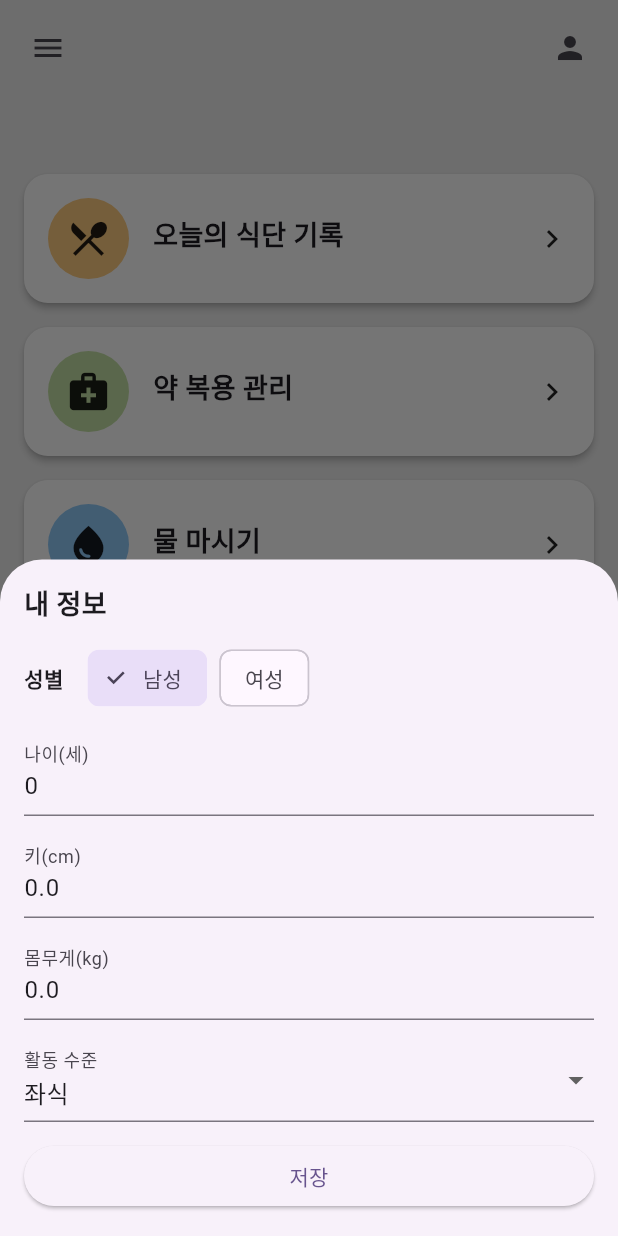
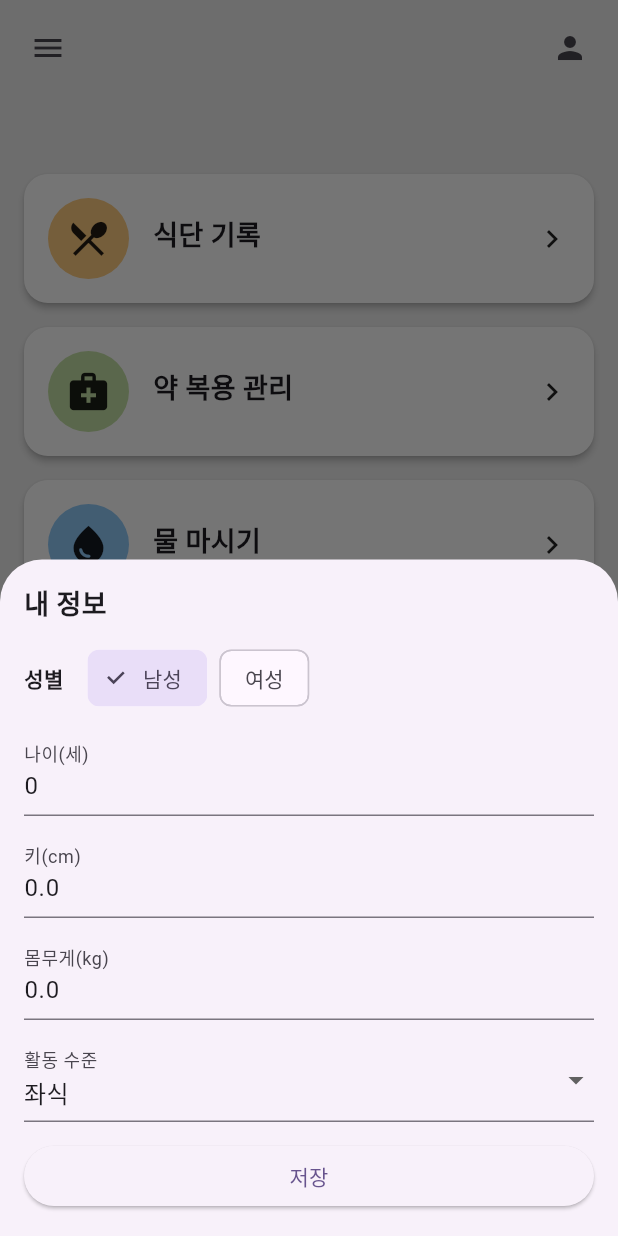
Before and after one commit to yjpark-cse/reminder_app, a Flutter app: the MainHomeScreen screen opened directly with empty values, on a phone screen of 412 x 824 dp. Run offline on Flutter 3.47's test engine with Material 3 defaults, Android fonts, the light colour scheme and no system bars; our stand-ins replace cloud_firestore, firebase_auth, firebase_core, flutter_local_notifications, fluttertoast, permission_handler and 3 more; missing offline and left inert: home_widget; accounts and stored records are empty.

Commit message:
feat: 홈화면 글씨 수정

```diff
--- a/lib/reminder/home_screen.dart
+++ b/lib/reminder/home_screen.dart
@@ -44,7 +44,7 @@ class _HomeScreenState extends State<HomeScreen> {
             const SizedBox(height: 100),
             _buildCard(
               context,
-              title: '오늘의 식단 기록',
+              title: '식단 기록',
               icon: Icons.restaurant_menu,
               iconColor: Colors.orange[200]!,
               onTap: () async {
```
